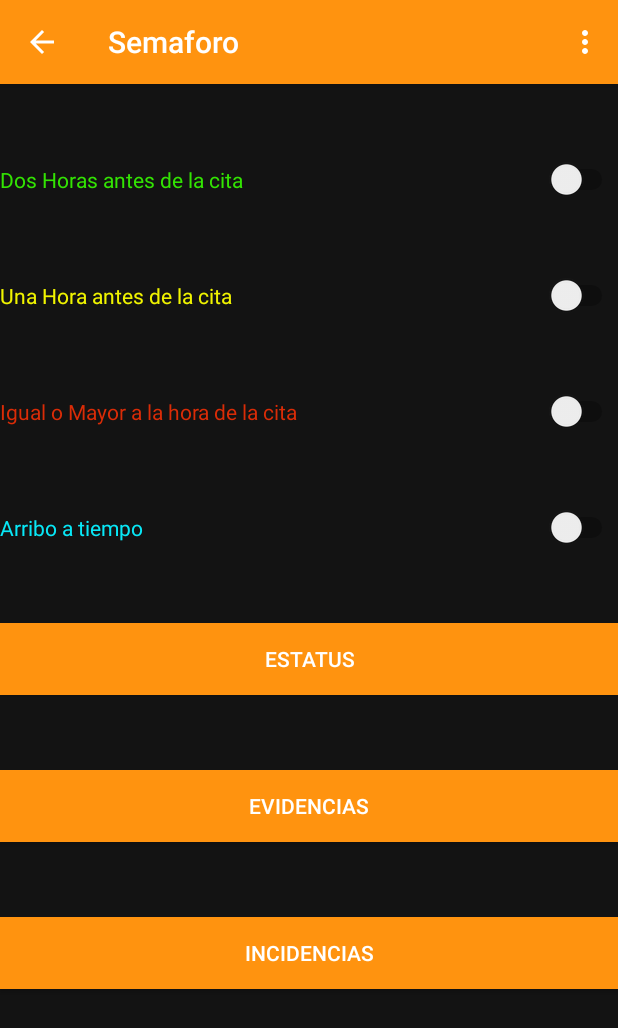
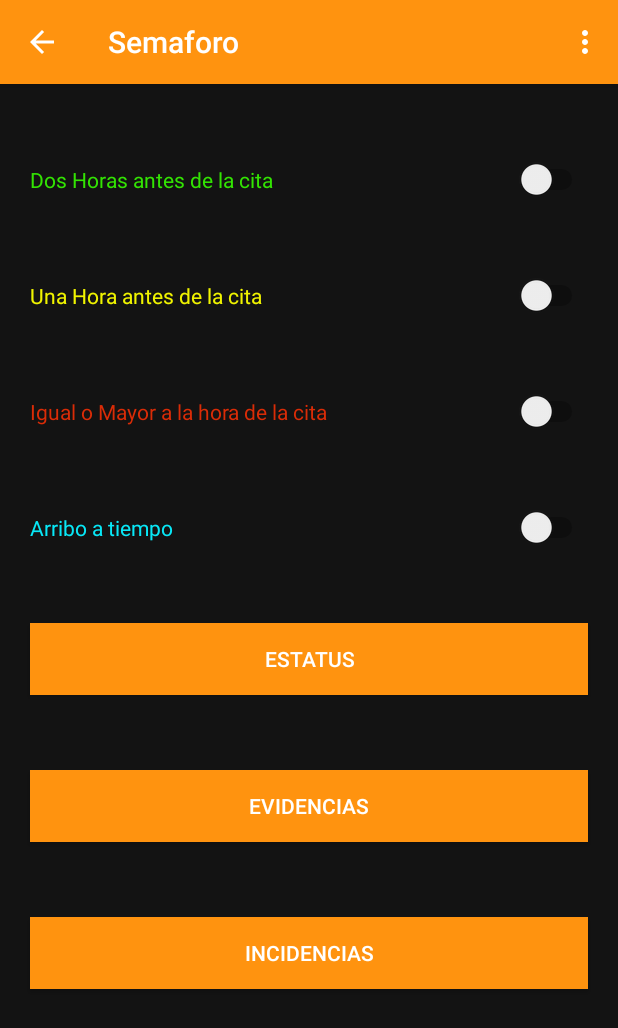
Before and after one commit to RegaloOmar/GPS_APP, an Android app: the SemaforoActivity screen opened directly, with no data from a screen before it, on a phone screen of 412 x 824 dp. Shown: the top 1028 px of the screen. Run offline under Robolectric (Android 15) with nearby library versions, the phone set to English and light mode, and no system bars; our stand-ins replace Volley; 1 statement that could not run was skipped.

```diff
--- a/app/src/main/java/com/rr/gps_app/SemaforoActivity.java
+++ b/app/src/main/java/com/rr/gps_app/SemaforoActivity.java
@@ -8,16 +8,29 @@ import android.view.Menu;
 import android.view.MenuItem;
 import android.view.View;
 import android.widget.Button;
+import android.widget.CompoundButton;
+import android.widget.Switch;
 import android.widget.Toast;
+
+import com.android.volley.AuthFailureError;
+import com.android.volley.Request;
+import com.android.volley.RequestQueue;
+import com.android.volley.Response;
+import com.android.volley.VolleyError;
+import com.android.volley.toolbox.StringRequest;
+import com.android.volley.toolbox.Volley;
+
+import java.util.HashMap;
+import java.util.Map;
 
 public class SemaforoActivity extends AppCompatActivity {
 
-    private Button btn_Evidencia;
-    private Button btn_Incidencias;
+    private Button btn_Evidencia,btn_Incidencias,btn_Estatus;
+    private Switch gSwitch,rSwitch,bSwitch,ySwitch;
+    private String state = "0";
     String talon;
     SessionManager sessionManager;
-
-
+    String URL = "http://rrdevsolutions.com/cdm/master/request/insertStatus.php";
 
     @Override
     protected void onCreate(Bundle savedInstanceState) {
@@ -30,15 +43,95 @@ public class SemaforoActivity extends AppCompatActivity {
 
         talon = getIntent().getStringExtra("talon");
 
-        Toast.makeText(getApplicationContext(),talon,Toast.LENGTH_LONG).show();
-
-        btn_Evidencia = (Button) findViewById(R.id.btnEvidencia);
-        btn_Incidencias = (Button) findViewById(R.id.btnIncidencias);
+        btn_Estatus = findViewById(R.id.btnEstatus);
+        btn_Evidencia = findViewById(R.id.btnEvidencia);
+        btn_Incidencias = findViewById(R.id.btnIncidencias);
+        gSwitch = findViewById(R.id.switchGreen);
+        rSwitch = findViewById(R.id.switchRed);
+        ySwitch = findViewById(R.id.switchYellow);
+        bSwitch = findViewById(R.id.switchBlue);
 
 
+        gSwitch.setOnCheckedChangeListener(new CompoundButton.OnCheckedChangeListener() {
+            @Override
+            public void onCheckedChanged(CompoundButton buttonView, boolean isChecked)
+            {
+                if (isChecked)
+                {
+                    state = "1";
+                }else
+                {
+                    state = "0";
+                }
+            }
+        });
+
+        ySwitch.setOnCheckedChangeListener(new CompoundButton.OnCheckedChangeListener() {
+            @Override
+            public void onCheckedChanged(CompoundButton buttonView, boolean isChecked)
+            {
+                if (isChecked)
+                {
+                    state = "2";
+                }else
+                {
+                    state = "0";
+                }
+            }
+        });
+
+        rSwitch.setOnCheckedChangeListener(new CompoundButton.OnCheckedChangeListener() {
+            @Override
+            public void onCheckedChanged(CompoundButton buttonView, boolean isChecked)
+            {
+                if (isChecked)
+                {
+                    state = "3";
+                }else
+                {
+                    state = "0";
+                }
+            }
+        });
+
+        bSwitch.setOnCheckedChangeListener(new CompoundButton.OnCheckedChangeListener() {
+            @Override
+            public void onCheckedChanged(CompoundButton buttonView, boolean isChecked)
+            {
+                if (isChecked)
+                {
+                    state = "4";
+                }else
+                {
+                    state = "0";
+                }
+            }
+        });
 
 
+        btn_Estatus.setOnClickListener(new View.OnClickListener() {
+            @Override
+            public void onClick(View v)
+            {
 
+                if (state.equals("1"))
+                {
+                    gSwitch.toggle();
+                }else if (state.equals("2"))
+                {
+                    ySwitch.toggle();
+                }else if(state.equals("3"))
+                {
+                    rSwitch.toggle();
+                }else if(state.equals("4"))
+                {
+                    bSwitch.toggle();
+                }
+
+                semaforo(URL);
+
+            }
+        });
 
         btn_Evidencia.setOnClickListener(new View.OnClickListener() {
             @Override
@@ -62,6 +155,36 @@ public class SemaforoActivity extends AppCompatActivity {
 
     }
 
+    private void semaforo(String URL)
+    {
+
+        StringRequest stringRequest = new StringRequest(Request.Method.POST, URL, new Response.Listener<String>() {
+            @Override
+            public void onResponse(String response)
+            {
+                Toast.makeText(getApplicationContext(),"Se han insertado datos",Toast.LENGTH_LONG);
+            }
+        }, new Response.ErrorListener() {
+            @Override
+            public void onErrorResponse(VolleyError error)
+            {
+                Toast.makeText(getApplicationContext(),error.toString(),Toast.LENGTH_LONG);
+            }
+        })
+        {
+            @Override
+            protected Map<String, String> getParams() throws AuthFailureError
+            {
+                Map<String, String> params = new HashMap<String, String>();
+                params.put("talon",talon);
+                params.put("state",state);
+                return params;
+            }
+        };
+        RequestQueue requestQueue = Volley.newRequestQueue(this);
+        requestQueue.add(stringRequest);
+    }
+
     @Override
     public boolean onCreateOptionsMenu(Menu menu) {
         getMenuInflater().inflate(R.menu.menu, menu);
--- a/app/src/main/res/layout/activity_semaforo.xml
+++ b/app/src/main/res/layout/activity_semaforo.xml
@@ -11,33 +11,41 @@
 
 
     <Switch
-        android:id="@+id/Semaforo1"
+        android:id="@+id/switchGreen"
         android:layout_width="match_parent"
         android:layout_height="wrap_content"
+        android:layout_marginLeft="20dp"
+        android:layout_marginRight="20dp"
         android:textColor="@color/semaforoVerde"
         android:layout_marginTop="50dp"
         android:text="Dos Horas antes de la cita" />
 
     <Switch
-        android:id="@+id/Semaforo2"
+        android:id="@+id/switchYellow"
         android:layout_width="match_parent"
         android:layout_height="wrap_content"
+        android:layout_marginLeft="20dp"
+        android:layout_marginRight="20dp"
         android:textColor="@color/semaforoAmarrillo"
         android:layout_marginTop="50dp"
         android:text="Una Hora antes de la cita" />
 
     <Switch
-        android:id="@+id/Semaforo3"
+        android:id="@+id/switchRed"
         android:layout_width="match_parent"
         android:layout_height="wrap_content"
+        android:layout_marginLeft="20dp"
+        android:layout_marginRight="20dp"
         android:textColor="@color/semafororRojo"
         android:layout_marginTop="50dp"
         android:text="Igual o Mayor a la hora de la cita" />
 
     <Switch
-        android:id="@+id/Semaforo4"
+        android:id="@+id/switchBlue"
         android:layout_width="match_parent"
         android:layout_height="wrap_content"
+        android:layout_marginLeft="20dp"
+        android:layout_marginRight="20dp"
         android:textColor="@color/semaforoAzul"
         android:layout_marginTop="50dp"
         android:text="Arribo a tiempo" />
@@ -46,6 +54,8 @@
         android:id="@+id/btnEstatus"
         android:layout_width="match_parent"
         android:layout_height="wrap_content"
+        android:layout_marginLeft="20dp"
+        android:layout_marginRight="20dp"
         android:text="Estatus"
         android:layout_marginTop="50dp"
         android:background="@color/colorBoton"
@@ -58,6 +68,8 @@
         android:textColor="@color/colorTexto"
         android:layout_width="match_parent"
         android:layout_height="wrap_content"
+        android:layout_marginLeft="20dp"
+        android:layout_marginRight="20dp"
         android:text="Evidencias" />
 
     <Button
@@ -65,6 +77,8 @@
         android:layout_width="match_parent"
         android:layout_height="wrap_content"
         android:layout_marginTop="50dp"
+        android:layout_marginLeft="20dp"
+        android:layout_marginRight="20dp"
         android:textColor="@color/colorTexto"
         android:background="@color/colorBoton"
         android:text="Incidencias" />
```
